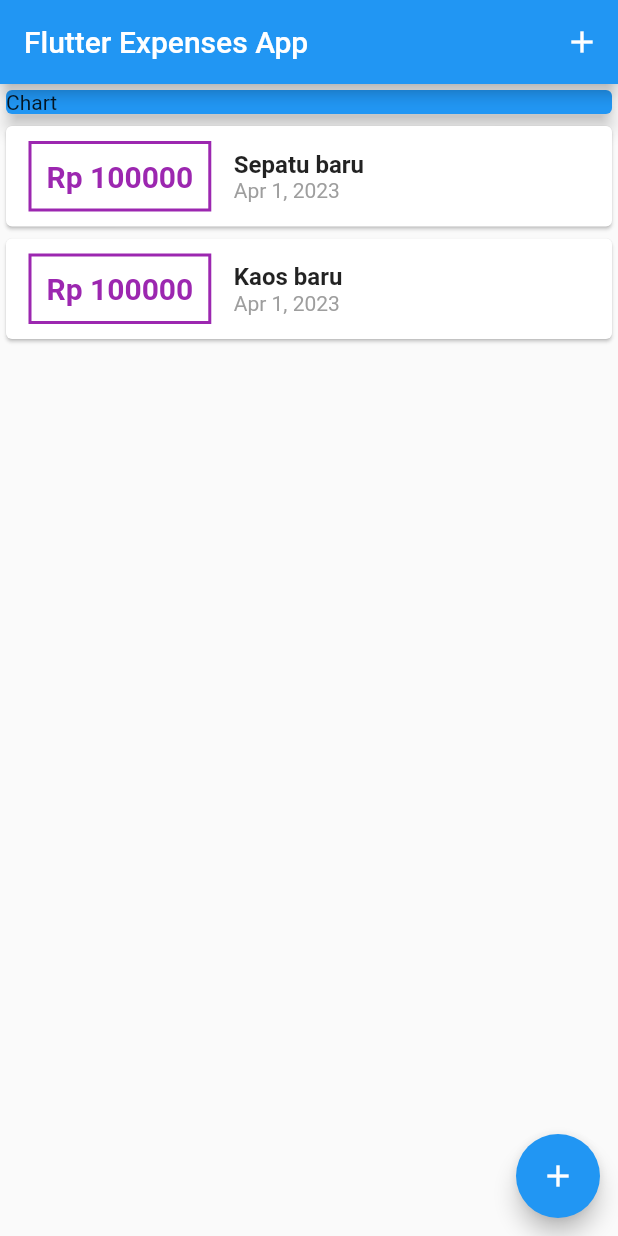
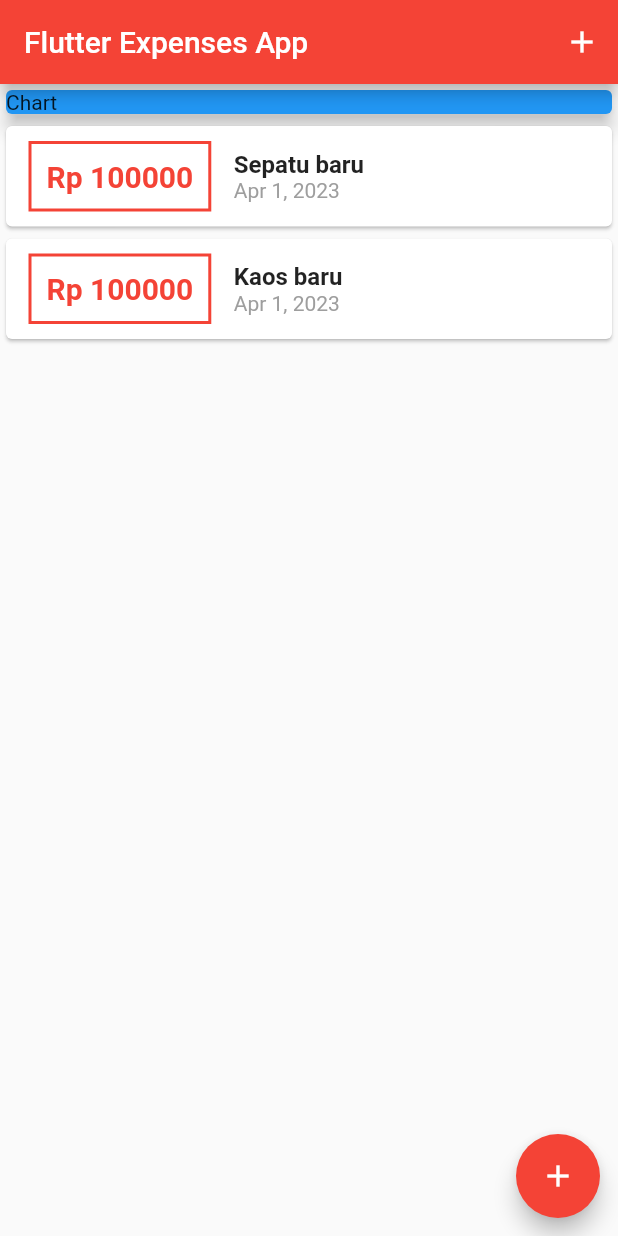
Before and after one commit to ibnunaufal/flutter_expenses_app, a Flutter app: the screen it shows after launch, on a phone screen of 412 x 824 dp. Run offline on Flutter 3.47's test engine with Material 2 defaults, Android fonts, the phone set to English and light mode, and no system bars.

```diff
--- a/lib/main.dart
+++ b/lib/main.dart
@@ -11,6 +11,9 @@ class MyApp extends StatelessWidget {
   Widget build(BuildContext context) {
     return MaterialApp(
       title: 'Flutter App',
+      theme: ThemeData(
+        primarySwatch: Colors.red
+      ),
       home: MyHomePage(),
     );
   }
--- a/lib/widgets/transaction_list.dart
+++ b/lib/widgets/transaction_list.dart
@@ -25,7 +25,7 @@ class TransactionList extends StatelessWidget {
                   ),
                   decoration: BoxDecoration(
                     border: Border.all(
-                      color: Colors.purple,
+                      color: Theme.of(context).primaryColor,
                       width: 2,
                     ),
                   ),
@@ -35,7 +35,7 @@ class TransactionList extends StatelessWidget {
                     style: TextStyle(
                       fontWeight: FontWeight.bold,
                       fontSize: 20,
-                      color: Colors.purple,
+                      color: Theme.of(context).primaryColor,
                     ),
                   ),
                 ),
```
